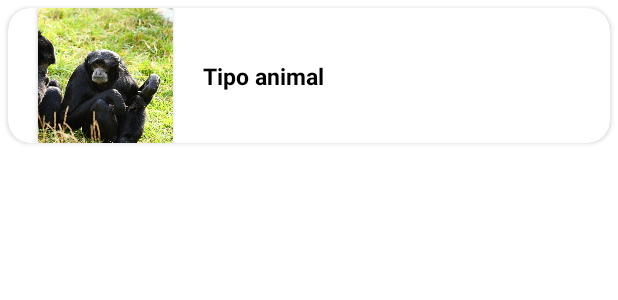
After one commit to 28drico/ProjetoFinal_ZOO, an Android app: the layout lista_animal_item.xml on its own in the app's theme, with its tools: preview values and no code run, on a phone screen of 412 x 824 dp. The commit adds this screen. Shown: the top 300 px of the screen. Run offline under Robolectric (Android 15) with nearby library versions, the phone set to English and light mode, and no system bars.

Commit message:
Implementar layout card view

```diff
--- a/app/src/main/res/layout/fragment_lista_animal.xml
+++ b/app/src/main/res/layout/fragment_lista_animal.xml
@@ -15,7 +15,8 @@
         app:layout_constraintBottom_toBottomOf="parent"
         app:layout_constraintEnd_toEndOf="parent"
         app:layout_constraintStart_toStartOf="parent"
-        app:layout_constraintTop_toTopOf="parent" />
+        app:layout_constraintTop_toTopOf="parent"
+        tools:listitem="@layout/lista_animal_item"/>
 
     <ProgressBar
         android:id="@+id/pbLoading"
--- /dev/null
+++ b/app/src/main/res/layout/lista_animal_item.xml
@@ -0,0 +1,53 @@
+<?xml version="1.0" encoding="utf-8"?>
+<androidx.cardview.widget.CardView
+    xmlns:android="http://schemas.android.com/apk/res/android"
+    xmlns:app="http://schemas.android.com/apk/res-auto"
+    xmlns:tools="http://schemas.android.com/tools"
+    app:cardCornerRadius="@dimen/size_15dp"
+    android:layout_margin="@dimen/size_5dp"
+    android:layout_width="match_parent"
+    android:layout_height="wrap_content"
+    android:backgroundTint="@color/white"
+    android:id="@+id/cvListaAnimal">
+
+    <androidx.constraintlayout.widget.ConstraintLayout
+        android:layout_width="match_parent"
+        android:layout_height="wrap_content">
+
+        <androidx.cardview.widget.CardView
+            android:id="@+id/cvIvItemImage"
+            android:layout_width="@dimen/size_90dp"
+            android:layout_height="@dimen/size_90dp"
+            android:layout_marginStart="@dimen/size_20dp"
+            app:layout_constraintBottom_toBottomOf="parent"
+            app:layout_constraintStart_toStartOf="parent"
+            app:layout_constraintTop_toTopOf="parent">
+
+            <ImageView
+                android:id="@+id/ivItemImage"
+                android:layout_width="@dimen/size_90dp"
+                android:layout_height="@dimen/size_90dp"
+                android:scaleType="centerCrop"
+                android:src="@drawable/hylobates_syndactylus" />
+
+        </androidx.cardview.widget.CardView>
+
+        <TextView
+            android:id="@+id/tvTipoAnimal"
+            android:layout_width="0dp"
+            android:layout_height="wrap_content"
+            android:layout_marginStart="20dp"
+            android:layout_marginEnd="20dp"
+            android:justificationMode="inter_word"
+            android:text="Tipo animal"
+            android:textColor="@color/black"
+            android:textSize="@dimen/size_15dp"
+            android:textStyle="bold"
+            app:layout_constraintBottom_toBottomOf="parent"
+            app:layout_constraintEnd_toEndOf="parent"
+            app:layout_constraintStart_toEndOf="@+id/cvIvItemImage"
+            app:layout_constraintTop_toTopOf="parent" />
+
+    </androidx.constraintlayout.widget.ConstraintLayout>
+
+</androidx.cardview.widget.CardView>
--- a/app/src/main/res/values/dimens.xml
+++ b/app/src/main/res/values/dimens.xml
@@ -2,4 +2,9 @@
 <resources>
     <dimen name="size_200_dp">200dp</dimen>
     <dimen name="size_15dp">15dp</dimen>
+    <dimen name="size_10dp">10dp</dimen>
+    <dimen name="size_5dp">5dp</dimen>
+    <dimen name="size_90dp">90dp</dimen>
+    <dimen name="size_20dp">20dp</dimen>
+    <dimen name="size_16dp">16dp</dimen>
 </resources>
```
Also changed, not shown: app/src/main/res/drawable-v24/hylobates_syndactylus.jpg (added).
